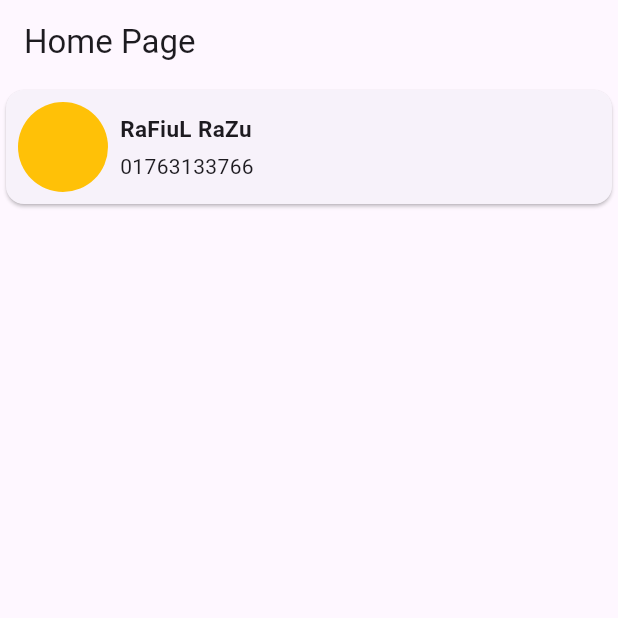
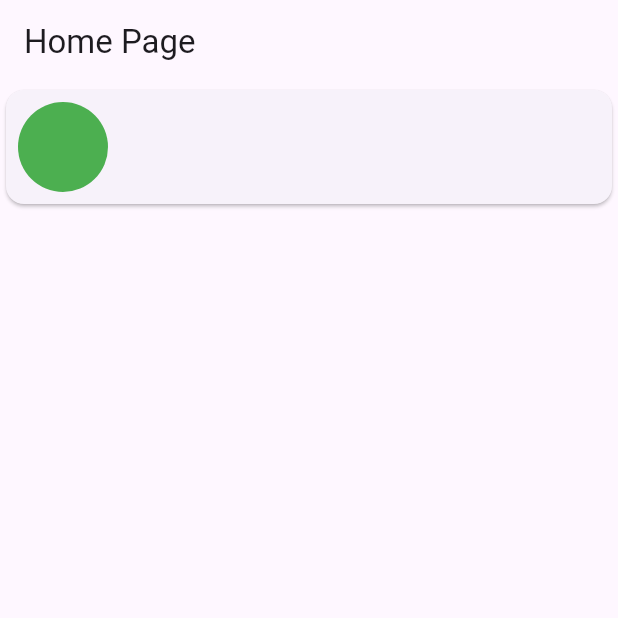
Before and after one commit to RaFiuL-RaZu/app_create2, a Flutter app: the screen it shows after launch, on a phone screen of 412 x 824 dp, the top half of it. Run offline on Flutter 3.47's test engine with Material 3 defaults, Android fonts, the phone set to English and light mode, and no system bars.

Commit message:
innit commit

```diff
--- a/lib/main.dart
+++ b/lib/main.dart
@@ -39,20 +39,13 @@ class HomeScren extends StatelessWidget {
                  padding: const EdgeInsets.all(8.0),
                  child: CircleAvatar(
                    radius: 30,
-                    backgroundColor: Colors.amber,
+                   backgroundColor: Colors.green,
                  ),
-                ),
-                Column(
-                  crossAxisAlignment: CrossAxisAlignment.start,
-                  children: [
-                    Text("RaFiuL RaZu",style: TextStyle(fontSize: 15,fontWeight: FontWeight.w700),),
-                    SizedBox(height: 5),
-                    Text("01763133766"),
-                  ],
                ),
              ],
            ),
-          )
+
+         ),
        ],
       ),
     );
```
Lines whose indentation alone changed are shown as unchanged.
